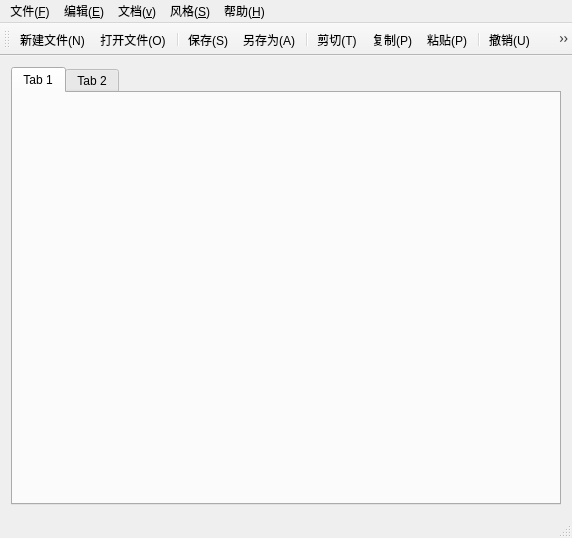
First picture: the form in Shaderpad/mainwindow.ui, repository ZeusYang/Shaderpad--plusplus, before the edit.
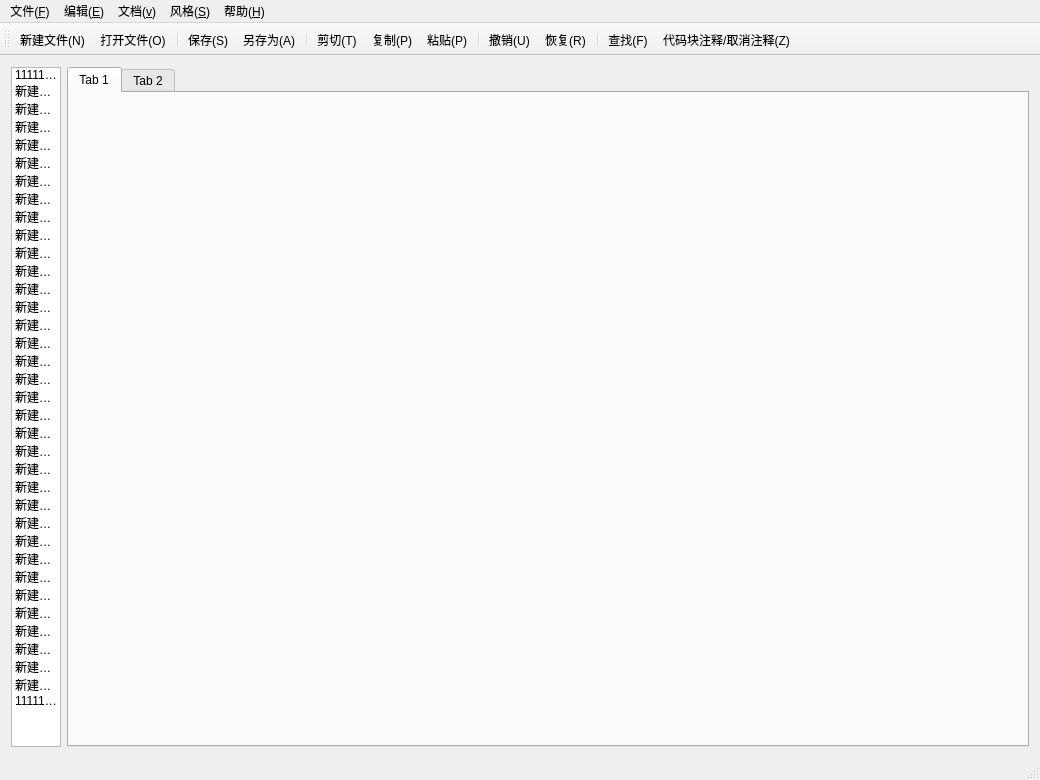
Second picture: the form after the edit. The open tabs and pages were chosen to show the change. Icons and pictures are not drawn.

What changed in the file:
```diff
--- a/Shaderpad/mainwindow.ui
+++ b/Shaderpad/mainwindow.ui
@@ -6,10 +6,16 @@
    <rect>
     <x>0</x>
     <y>0</y>
-    <width>572</width>
-    <height>538</height>
+    <width>1040</width>
+    <height>780</height>
    </rect>
   </property>
+  <property name="minimumSize">
+   <size>
+    <width>1040</width>
+    <height>780</height>
+   </size>
+  </property>
   <property name="windowTitle">
    <string>MainWindow</string>
   </property>
@@ -19,19 +25,248 @@
   <widget class="QWidget" name="centralWidget">
    <layout class="QGridLayout" name="gridLayout">
     <item row="0" column="0">
-     <widget class="QTabWidget" name="tabWidget">
-      <property name="currentIndex">
-       <number>1</number>
+     <widget class="QListWidget" name="listWidget">
+      <property name="sizePolicy">
+       <sizepolicy hsizetype="Minimum" vsizetype="Expanding">
+        <horstretch>0</horstretch>
+        <verstretch>0</verstretch>
+       </sizepolicy>
       </property>
-      <widget class="QWidget" name="tab">
-       <attribute name="title">
-        <string>Tab 1</string>
-       </attribute>
-      </widget>
-      <widget class="QWidget" name="tab_2">
-       <attribute name="title">
-        <string>Tab 2</string>
-       </attribute>
+      <property name="minimumSize">
+       <size>
+        <width>50</width>
+        <height>0</height>
+       </size>
+      </property>
+      <property name="maximumSize">
+       <size>
+        <width>50</width>
+        <height>16777215</height>
+       </size>
+      </property>
+      <property name="frameShadow">
+       <enum>QFrame::Plain</enum>
+      </property>
+      <property name="verticalScrollBarPolicy">
+       <enum>Qt::ScrollBarAlwaysOff</enum>
+      </property>
+      <property name="horizontalScrollBarPolicy">
+       <enum>Qt::ScrollBarAlwaysOff</enum>
+      </property>
+      <property name="isWrapping" stdset="0">
+       <bool>false</bool>
+      </property>
+      <item>
+       <property name="text">
+        <string>111111111111111</string>
+       </property>
+      </item>
+      <item>
+       <property name="text">
+        <string>新建项目</string>
+       </property>
+      </item>
+      <item>
+       <property name="text">
+        <string>新建项目</string>
+       </property>
+      </item>
+      <item>
+       <property name="text">
+        <string>新建项目</string>
+       </property>
+      </item>
+      <item>
+       <property name="text">
+        <string>新建项目</string>
+       </property>
+      </item>
+      <item>
+       <property name="text">
+        <string>新建项目</string>
+       </property>
+      </item>
+      <item>
+       <property name="text">
+        <string>新建项目</string>
+       </property>
+      </item>
+      <item>
+       <property name="text">
+        <string>新建项目</string>
+       </property>
+      </item>
+      <item>
+       <property name="text">
+        <string>新建项目</string>
+       </property>
+      </item>
+      <item>
+       <property name="text">
+        <string>新建项目</string>
+       </property>
+      </item>
+      <item>
+       <property name="text">
+        <string>新建项目</string>
+       </property>
+      </item>
+      <item>
+       <property name="text">
+        <string>新建项目</string>
+       </property>
+      </item>
+      <item>
+       <property name="text">
+        <string>新建项目</string>
+       </property>
+      </item>
+      <item>
+       <property name="text">
+        <string>新建项目</string>
+       </property>
+      </item>
+      <item>
+       <property name="text">
+        <string>新建项目</string>
+       </property>
+      </item>
+      <item>
+       <property name="text">
+        <string>新建项目</string>
+       </property>
+      </item>
+      <item>
+       <property name="text">
+        <string>新建项目</string>
+       </property>
+      </item>
+      <item>
+       <property name="text">
+        <string>新建项目</string>
+       </property>
+      </item>
+      <item>
+       <property name="text">
+        <string>新建项目</string>
+       </property>
+      </item>
+      <item>
+       <property name="text">
+        <string>新建项目</string>
+       </property>
+      </item>
+      <item>
+       <property name="text">
+        <string>新建项目</string>
+       </property>
+      </item>
+      <item>
+       <property name="text">
+        <string>新建项目</string>
+       </property>
+      </item>
+      <item>
+       <property name="text">
+        <string>新建项目</string>
+       </property>
+      </item>
+      <item>
+       <property name="text">
+        <string>新建项目</string>
+       </property>
+      </item>
+      <item>
+       <property name="text">
+        <string>新建项目</string>
+       </property>
+      </item>
+      <item>
+       <property name="text">
+        <string>新建项目</string>
+       </property>
+      </item>
+      <item>
+       <property name="text">
+        <string>新建项目</string>
+       </property>
+      </item>
+      <item>
+       <property name="text">
+        <string>新建项目</string>
+       </property>
+      </item>
+      <item>
+       <property name="text">
+        <string>新建项目</string>
+       </property>
+      </item>
+      <item>
+       <property name="text">
+        <string>新建项目</string>
+       </property>
+      </item>
+      <item>
+       <property name="text">
+        <string>新建项目</string>
+       </property>
+      </item>
+      <item>
+       <property name="text">
+        <string>新建项目</string>
+       </property>
+      </item>
+      <item>
+       <property name="text">
+        <string>新建项目</string>
+       </property>
+      </item>
+      <item>
+       <property name="text">
+        <string>新建项目</string>
+       </property>
+      </item>
+      <item>
+       <property name="text">
+        <string>新建项目</string>
+       </property>
+      </item>
+      <item>
+       <property name="text">
+        <string>1111111111</string>
+       </property>
+      </item>
+     </widget>
+    </item>
+    <item row="0" column="1">
+     <widget class="QSplitter" name="splitter">
+      <property name="orientation">
+       <enum>Qt::Horizontal</enum>
+      </property>
+      <widget class="QTabWidget" name="tabWidget">
+       <property name="sizePolicy">
+        <sizepolicy hsizetype="Maximum" vsizetype="Maximum">
+         <horstretch>0</horstretch>
+         <verstretch>0</verstretch>
+        </sizepolicy>
+       </property>
+       <property name="currentIndex">
+        <number>0</number>
+       </property>
+       <property name="tabBarAutoHide">
+        <bool>false</bool>
+       </property>
+       <widget class="QWidget" name="tab">
+        <attribute name="title">
+         <string>Tab 1</string>
+        </attribute>
+        <layout class="QGridLayout" name="gridLayout_2"/>
+       </widget>
+       <widget class="QWidget" name="tab_2">
+        <attribute name="title">
+         <string>Tab 2</string>
+        </attribute>
+       </widget>
       </widget>
      </widget>
     </item>
@@ -42,7 +277,7 @@
     <rect>
      <x>0</x>
      <y>0</y>
-     <width>572</width>
+     <width>1040</width>
      <height>25</height>
     </rect>
    </property>
```
Left out of the diff: 2 changed lines with no effect on the pictures.
